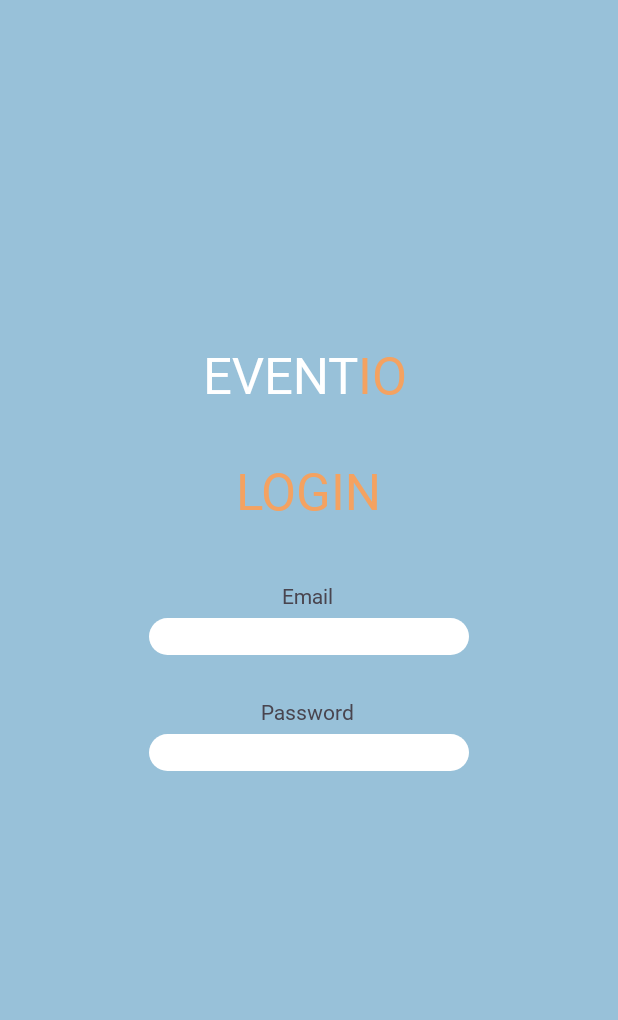
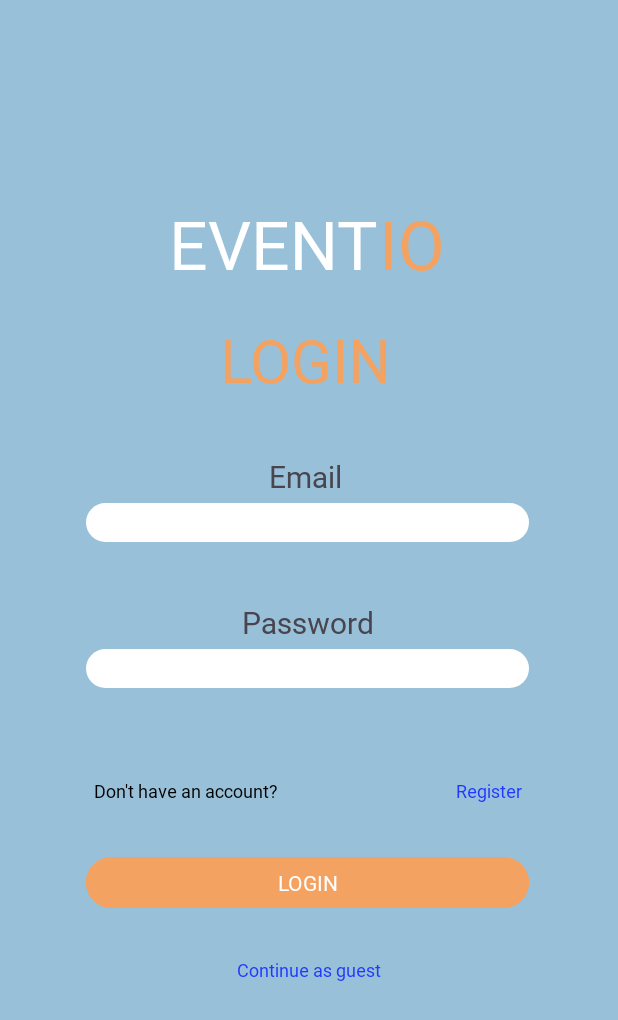
Before and after one commit to kzi-nastava/ma-project-event-planner-siit-2024-team-24, an Android app: the LoginActivity screen opened directly, with no data from a screen before it, on a phone screen of 412 x 824 dp. Shown: the top 1020 px of the screen. Run offline under Robolectric (Android 15) with nearby library versions, the phone set to English and light mode, and no system bars.

Commit message:
[FIX] Login layout

```diff
--- a/EventIO/app/src/main/AndroidManifest.xml
+++ b/EventIO/app/src/main/AndroidManifest.xml
@@ -12,18 +12,21 @@
         android:supportsRtl="true"
         android:theme="@style/Theme.EventIO"
         tools:targetApi="31">
-
-        <activity android:name=".SplashActivity"
+        <activity
+            android:name=".RegisterActivity"
+            android:exported="false" />
+        <activity
+            android:name=".SplashActivity"
             android:exported="true">
             <intent-filter>
                 <action android:name="android.intent.action.MAIN" />
+
                 <category android:name="android.intent.category.LAUNCHER" />
             </intent-filter>
         </activity>
-        <activity android:name=".LoginActivity"
-            android:exported="true">
-
-        </activity>
+        <activity
+            android:name=".LoginActivity"
+            android:exported="true"></activity>
     </application>
 
 </manifest>
--- a/EventIO/app/src/main/java/com/example/eventio/LoginActivity.java
+++ b/EventIO/app/src/main/java/com/example/eventio/LoginActivity.java
@@ -1,6 +1,10 @@
 package com.example.eventio;
 
+import android.content.Intent;
 import android.os.Bundle;
+import android.view.View;
+import android.widget.TextView;
+
 import androidx.appcompat.app.AppCompatActivity;
 
 public class LoginActivity extends AppCompatActivity {
@@ -9,5 +13,15 @@ public class LoginActivity extends AppCompatActivity {
         super.onCreate(savedInstanceState);
         setContentView(R.layout.activity_login);
 
+        TextView registerText = findViewById(R.id.login_register);
+
+        registerText.setOnClickListener(new View.OnClickListener() {
+            @Override
+            public void onClick(View v) {
+                Intent intent = new Intent(LoginActivity.this, RegisterActivity.class);
+                startActivity(intent);
+            }
+        });
     }
+
 }
--- /dev/null
+++ b/EventIO/app/src/main/java/com/example/eventio/RegisterActivity.java
@@ -0,0 +1,17 @@
+package com.example.eventio;
+
+import android.os.Bundle;
+
+import androidx.activity.EdgeToEdge;
+import androidx.appcompat.app.AppCompatActivity;
+import androidx.core.graphics.Insets;
+import androidx.core.view.ViewCompat;
+import androidx.core.view.WindowInsetsCompat;
+
+public class RegisterActivity extends AppCompatActivity {
+
+    @Override
+    protected void onCreate(Bundle savedInstanceState) {
+        super.onCreate(savedInstanceState);
+    }
+}
--- a/EventIO/app/src/main/res/layout/activity_login.xml
+++ b/EventIO/app/src/main/res/layout/activity_login.xml
@@ -7,34 +7,19 @@
     android:background="@color/light_blue" >
 
     <TextView
-        android:id="@+id/login_io"
-        android:layout_width="wrap_content"
-        android:layout_height="wrap_content"
-        android:text="IO"
-        android:textColor="@color/orange"
-        android:textSize="34sp"
-        app:layout_constraintBottom_toBottomOf="parent"
-        app:layout_constraintEnd_toEndOf="parent"
-        app:layout_constraintHorizontal_bias="0.63"
-        app:layout_constraintStart_toStartOf="parent"
-        app:layout_constraintTop_toTopOf="parent"
-        app:layout_constraintVertical_bias="0.291"
-        tools:text="IO" />
-
-    <TextView
         android:id="@+id/login_event"
         android:layout_width="wrap_content"
         android:layout_height="wrap_content"
         android:fontFamily="@font/righteous"
         android:text="EVENT"
         android:textColor="@color/white"
-        android:textSize="34sp"
+        android:textSize="45sp"
         app:layout_constraintBottom_toBottomOf="parent"
         app:layout_constraintEnd_toEndOf="parent"
-        app:layout_constraintHorizontal_bias="0.44"
+        app:layout_constraintHorizontal_bias="0.414"
         app:layout_constraintStart_toStartOf="parent"
         app:layout_constraintTop_toTopOf="parent"
-        app:layout_constraintVertical_bias="0.291"
+        app:layout_constraintVertical_bias="0.173"
         tools:text="EVENT" />
 
     <TextView
@@ -43,63 +28,137 @@
         android:layout_height="wrap_content"
         android:text="LOGIN"
         android:textColor="@color/orange"
-        android:textSize="34sp"
+        android:textSize="40sp"
         app:layout_constraintBottom_toBottomOf="parent"
         app:layout_constraintEnd_toEndOf="parent"
+        app:layout_constraintHorizontal_bias="0.494"
         app:layout_constraintStart_toStartOf="parent"
         app:layout_constraintTop_toTopOf="parent"
-        app:layout_constraintVertical_bias="0.39"
+        app:layout_constraintVertical_bias="0.276"
         tools:text="LOGIN" />
+
+    <EditText
+        android:id="@+id/login_password_input"
+        android:layout_width="295dp"
+        android:layout_height="26dp"
+        android:layout_marginTop="4dp"
+        android:background="@drawable/input_background"
+        android:ems="10"
+        android:inputType="textPassword"
+        android:paddingLeft="10dp"
+        app:layout_constraintEnd_toEndOf="parent"
+        app:layout_constraintHorizontal_bias="0.491"
+        app:layout_constraintStart_toStartOf="parent"
+        app:layout_constraintTop_toBottomOf="@+id/login_password" />
 
     <TextView
         android:id="@+id/login_email"
         android:layout_width="wrap_content"
         android:layout_height="wrap_content"
         android:text="Email"
+        android:textSize="20sp"
         app:layout_constraintBottom_toBottomOf="parent"
         app:layout_constraintEnd_toEndOf="parent"
-        app:layout_constraintHorizontal_bias="0.498"
+        app:layout_constraintHorizontal_bias="0.494"
         app:layout_constraintStart_toStartOf="parent"
         app:layout_constraintTop_toBottomOf="@+id/login_header"
-        app:layout_constraintVertical_bias="0.084"
+        app:layout_constraintVertical_bias="0.07"
         tools:text="Email" />
 
-    <EditText
-        android:id="@+id/login_email_input"
-        android:layout_width="wrap_content"
-        android:layout_height="wrap_content"
-        android:layout_marginTop="5dp"
-        android:paddingLeft="10dp"
-        android:background="@drawable/input_background"
-        android:ems="10"
-        android:inputType="textEmailAddress"
+    <Button
+        android:id="@+id/login_button"
+        android:layout_width="295dp"
+        android:layout_height="42dp"
+        android:layout_marginTop="32dp"
+        android:backgroundTint="@color/orange"
+        android:text="LOGIN"
         app:layout_constraintEnd_toEndOf="parent"
+        app:layout_constraintHorizontal_bias="0.491"
         app:layout_constraintStart_toStartOf="parent"
-        app:layout_constraintTop_toBottomOf="@+id/login_email" />
+        app:layout_constraintTop_toBottomOf="@+id/login_question"
+        tools:text="LOGIN" />
 
     <TextView
         android:id="@+id/login_password"
         android:layout_width="wrap_content"
         android:layout_height="wrap_content"
-        android:layout_marginTop="28dp"
+        android:layout_marginTop="40dp"
         android:text="Password"
+        android:textSize="20sp"
         app:layout_constraintEnd_toEndOf="parent"
-        app:layout_constraintHorizontal_bias="0.497"
+        app:layout_constraintHorizontal_bias="0.498"
         app:layout_constraintStart_toStartOf="parent"
         app:layout_constraintTop_toBottomOf="@+id/login_email_input"
         tools:text="Password" />
 
     <EditText
-        android:id="@+id/login_password_input"
+        android:id="@+id/login_email_input"
+        android:layout_width="295dp"
+        android:layout_height="26dp"
+        android:layout_marginTop="4dp"
+        android:background="@drawable/input_background"
+        android:ems="10"
+        android:inputType="textEmailAddress"
+        android:paddingLeft="10dp"
+        app:layout_constraintEnd_toEndOf="parent"
+        app:layout_constraintHorizontal_bias="0.491"
+        app:layout_constraintStart_toStartOf="parent"
+        app:layout_constraintTop_toBottomOf="@+id/login_email" />
+
+    <TextView
+        android:id="@+id/login_question"
         android:layout_width="wrap_content"
         android:layout_height="wrap_content"
-        android:background="@drawable/input_background"
-        android:ems="10"
-        android:layout_marginTop="5dp"
-        android:inputType="textPassword"
-        android:paddingLeft="10dp"
+        android:layout_marginTop="60dp"
+        android:text="Don't have an account?"
+        android:textColor="@color/black"
+        android:textSize="12sp"
+        app:layout_constraintEnd_toStartOf="@+id/login_register"
+        app:layout_constraintHorizontal_bias="0.347"
+        app:layout_constraintStart_toStartOf="parent"
+        app:layout_constraintTop_toBottomOf="@+id/login_password_input"
+        tools:text="Don't have an account?" />
+
+    <TextView
+        android:id="@+id/login_register"
+        android:layout_width="wrap_content"
+        android:layout_height="wrap_content"
+        android:layout_marginEnd="64dp"
+        android:layout_marginBottom="32dp"
+        android:text="Register"
+        android:textColor="#2238FF"
+        android:textSize="12sp"
+        app:layout_constraintBottom_toTopOf="@+id/login_button"
+        app:layout_constraintEnd_toEndOf="parent"
+        tools:text="Register" />
+
+    <TextView
+        android:id="@+id/login_continue"
+        android:layout_width="wrap_content"
+        android:layout_height="wrap_content"
+        android:text="Continue as guest"
+        android:textColor="#2238FF"
+        android:textSize="12sp"
+        app:layout_constraintBottom_toBottomOf="parent"
         app:layout_constraintEnd_toEndOf="parent"
         app:layout_constraintStart_toStartOf="parent"
-        app:layout_constraintTop_toBottomOf="@+id/login_password" />
+        app:layout_constraintTop_toBottomOf="@+id/login_button"
+        app:layout_constraintVertical_bias="0.145"
+        tools:text="Continue as guest" />
+
+    <TextView
+        android:id="@+id/login_io"
+        android:layout_width="wrap_content"
+        android:layout_height="wrap_content"
+        android:text="IO"
+        android:textColor="@color/orange"
+        android:textSize="45sp"
+        app:layout_constraintBottom_toBottomOf="parent"
+        app:layout_constraintEnd_toEndOf="parent"
+        app:layout_constraintHorizontal_bias="0.686"
+        app:layout_constraintStart_toStartOf="parent"
+        app:layout_constraintTop_toTopOf="parent"
+        app:layout_constraintVertical_bias="0.173"
+        tools:text="IO" />
 
 </androidx.constraintlayout.widget.ConstraintLayout>
--- a/EventIO/app/src/main/res/layout/activity_register_user.xml
+++ b/EventIO/app/src/main/res/layout/activity_register_user.xml
@@ -1,6 +1,15 @@
 <?xml version="1.0" encoding="utf-8"?>
 <androidx.constraintlayout.widget.ConstraintLayout xmlns:android="http://schemas.android.com/apk/res/android"
+    xmlns:tools="http://schemas.android.com/tools"
     android:layout_width="match_parent"
-    android:layout_height="match_parent">
+    android:layout_height="match_parent"
+    android:background="@color/light_blue">
 
+    <TextView
+        android:id="@+id/textView"
+        android:layout_width="wrap_content"
+        android:layout_height="wrap_content"
+        android:text="TextView"
+        tools:layout_editor_absoluteX="175dp"
+        tools:layout_editor_absoluteY="209dp" />
 </androidx.constraintlayout.widget.ConstraintLayout>
```
